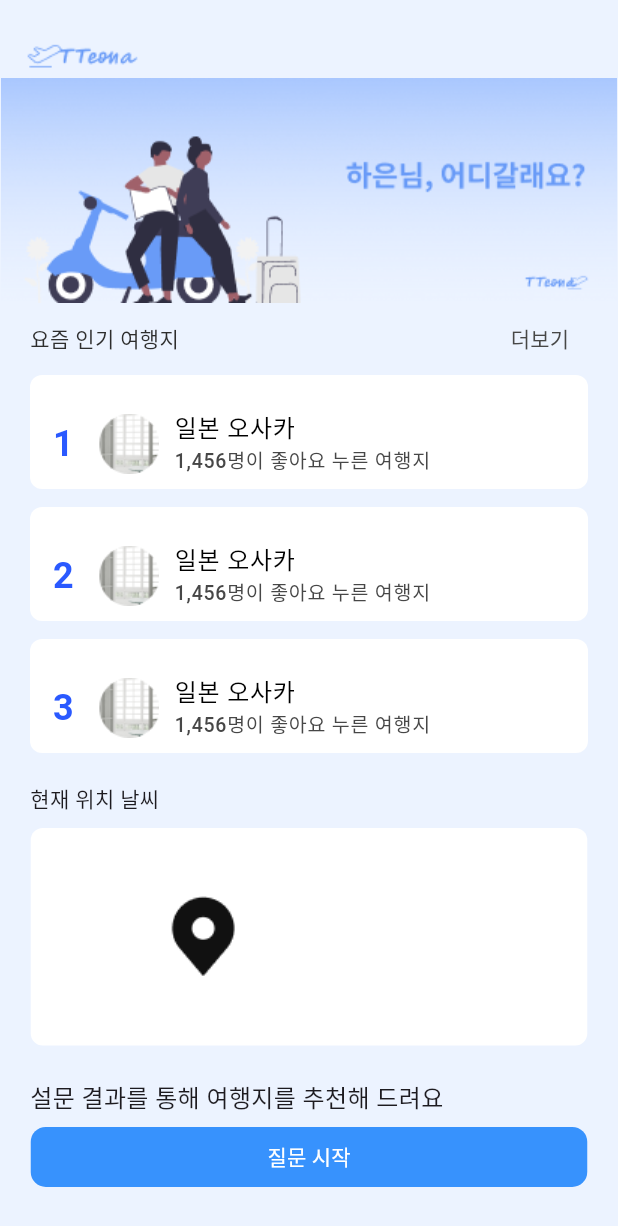
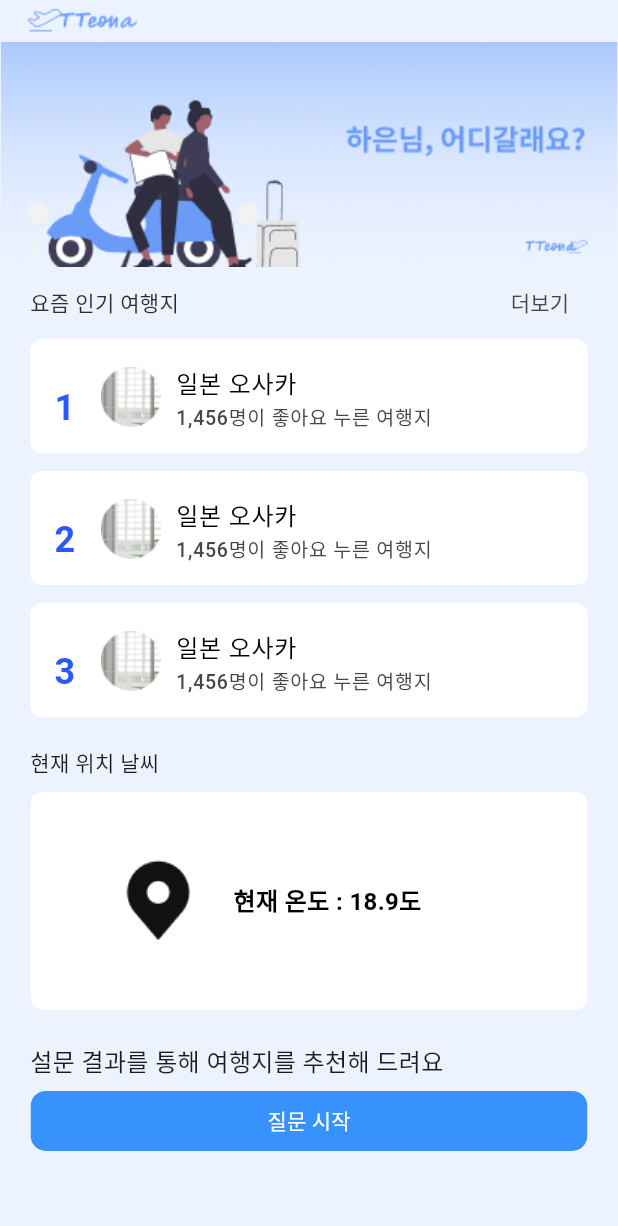
Before and after one commit to leave-leave/Leave-Leave-Flutter, a Flutter app: the Home screen opened directly, on a phone screen of 412 x 824 dp. Shown: the top 1226 px of the screen. Run offline on Flutter 3.47's test engine with Material 3 defaults, Android fonts, the phone set to English and light mode, and no system bars; our stand-ins replace dio, image_picker; Roboto replaces fonts that are missing (Noto Sans KR, Noto sans KR, NotoSansKR).

Commit message:
UPDATE :: code

```diff
--- a/lib/home/widget/home.dart
+++ b/lib/home/widget/home.dart
@@ -18,7 +18,6 @@ class _HomeState extends State<Home> {
       body: Column(
           crossAxisAlignment: CrossAxisAlignment.center,
           children: [
-            SizedBox(height: 24),
             Align(
               child: Image.asset('assets/images/tteonatteonabar.png'),
             ),
@@ -85,14 +84,30 @@ class _HomeState extends State<Home> {
                 color: Colors.white,
                 borderRadius: BorderRadius.circular(8),
               ),
-              child: Align(
-                alignment: Alignment.centerLeft,
-                child: Padding(
-                  padding: EdgeInsets.only(left: 85.0),
-                  child: Image.asset('assets/images/location.png'),
-                ),
+              child: Row(
+                children: [
+                  Padding(
+                    padding: EdgeInsets.only(left: 55),
+                    child: Image.asset(
+                      'assets/images/location.png',)
+                  ),
+                  Expanded(
+                    child: Padding(
+                      padding: EdgeInsets.symmetric(horizontal: 20),
+                      child: Text(
+                        '현재 온도 : 18.9도',
+                        style: TextStyle(
+                          fontSize: 16,
+                          fontWeight: FontWeight.w600,
+                          color: Colors.black,
+                        ),
+                      ),
+                    ),
+                  ),
+                ],
               ),
             ),
+
             SizedBox(height: 23),
             Padding(
               padding: EdgeInsets.only(left: 20),
@@ -186,7 +201,6 @@ class ChatItem extends StatelessWidget {
         borderRadius: BorderRadius.circular(8),
       ),
       child: ListTile(
-        contentPadding: EdgeInsets.symmetric(horizontal: 15),
         title: Row(
           children: [
             Text(
@@ -201,7 +215,8 @@ class ChatItem extends StatelessWidget {
             Container(
               width: 40,
               height: 40,
-              decoration: BoxDecoration(
+              margin: EdgeInsets.only(bottom: 15),
+                decoration: BoxDecoration(
                 borderRadius: BorderRadius.circular(8),
                 image: DecorationImage(
                   image: AssetImage('assets/images/listimg.png'),
@@ -214,8 +229,7 @@ class ChatItem extends StatelessWidget {
               child: Column(
                 crossAxisAlignment: CrossAxisAlignment.start,
                 children: [
-                  SizedBox(height: 14),
-                  SizedBox(width: 7),
+                  SizedBox(height: 9),
                   Text(
                     this.travelName,
                     style: TextStyle(
```
